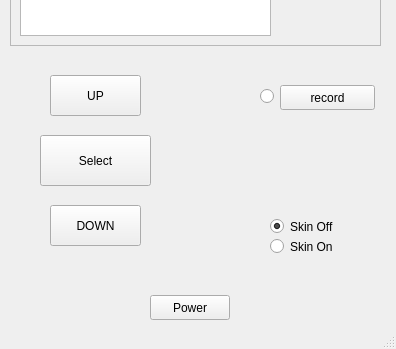
Above: interface.ui from nfazlay/Denas-product-simulation before the change; both pictures show x 0 to 396 and y 185 to 534 of the 396 by 534 pixel window. Below: the same form after it.
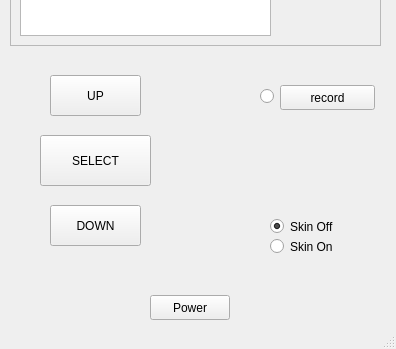
That is the form after the change.

Diff of the .ui file:
```diff
--- a/interface.ui
+++ b/interface.ui
@@ -131,7 +131,7 @@
      <string notr="true"/>
     </property>
     <property name="text">
-     <string>Select</string>
+     <string>SELECT</string>
     </property>
    </widget>
    <widget class="QWidget" name="widget" native="true">
```
